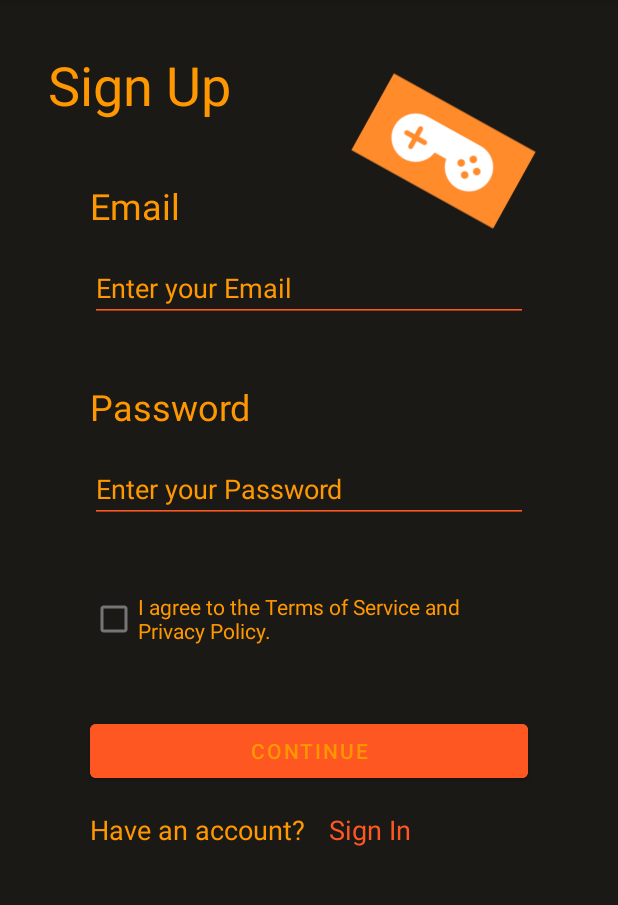
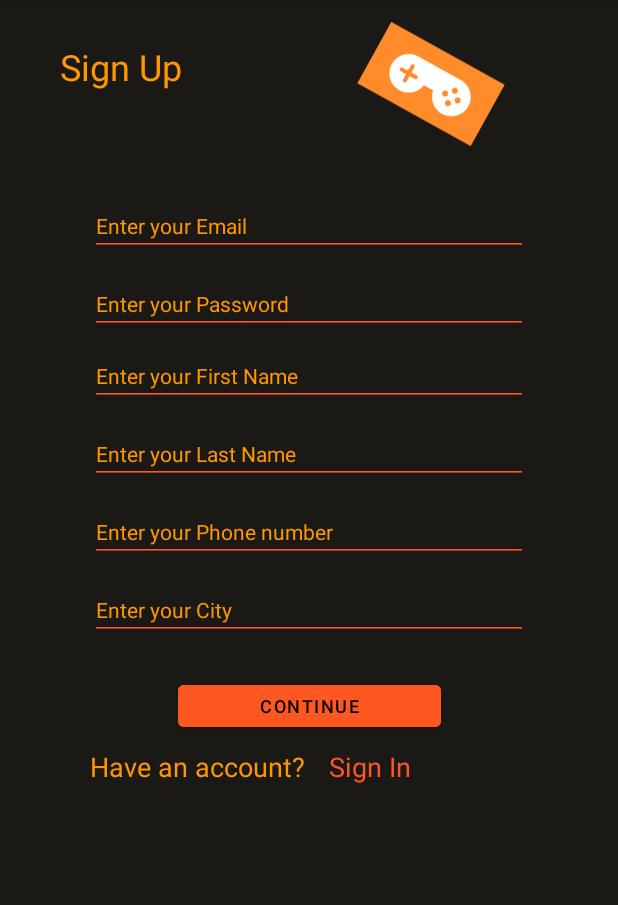
Before and after one commit to EdenShtein/GameChanger, an Android app: the SignUpFragment screen opened through its navigation route, on a phone screen of 412 x 824 dp, the part 84-989 px from its top. Run offline under Robolectric (Android 15) with nearby library versions, the phone set to English and light mode, and no system bars; our stand-ins replace navigation-ui.

Commit message:
edited sign up page

```diff
--- a/app/src/main/res/layout/fragment_sign_up.xml
+++ b/app/src/main/res/layout/fragment_sign_up.xml
@@ -1,7 +1,13 @@
 <?xml version="1.0" encoding="utf-8"?>
-<androidx.constraintlayout.widget.ConstraintLayout xmlns:android="http://schemas.android.com/apk/res/android"
+<ScrollView xmlns:android="http://schemas.android.com/apk/res/android"
     xmlns:app="http://schemas.android.com/apk/res-auto"
     xmlns:tools="http://schemas.android.com/tools"
+    android:id="@+id/scrollView"
+    android:layout_width="match_parent"
+    android:layout_height="match_parent"
+    android:fillViewport="true">
+
+<androidx.constraintlayout.widget.ConstraintLayout
     android:id="@+id/signup_layout"
     android:layout_width="match_parent"
     android:layout_height="match_parent"
@@ -12,32 +18,20 @@
         android:id="@+id/signup_title_text"
         android:layout_width="wrap_content"
         android:layout_height="wrap_content"
-        android:layout_marginStart="32dp"
-        android:layout_marginTop="32dp"
+        android:layout_marginStart="40dp"
+        android:layout_marginTop="28dp"
         android:text="Sign Up"
-        android:textColor="#FF9800"
-        android:textSize="36sp"
-        app:layout_constraintStart_toStartOf="parent"
-        app:layout_constraintTop_toTopOf="parent" />
-
-    <TextView
-        android:id="@+id/signup_email_text"
-        android:layout_width="wrap_content"
-        android:layout_height="wrap_content"
-        android:layout_marginStart="60dp"
-        android:layout_marginTop="40dp"
-        android:text="Email"
         android:textColor="#FF9800"
         android:textSize="24sp"
         app:layout_constraintStart_toStartOf="parent"
-        app:layout_constraintTop_toBottomOf="@+id/signup_title_text" />
+        app:layout_constraintTop_toTopOf="parent" />
 
     <EditText
         android:id="@+id/signup_email_input"
         android:layout_width="0dp"
         android:layout_height="wrap_content"
         android:layout_marginStart="60dp"
-        android:layout_marginTop="16dp"
+        android:layout_marginTop="70dp"
         android:layout_marginEnd="60dp"
         android:backgroundTint="#FF5722"
         android:ems="10"
@@ -46,42 +40,112 @@
         android:shadowColor="@color/black"
         android:textColor="#FF9800"
         android:textColorHint="#FF9800"
+        android:textSize="14sp"
         app:layout_constraintEnd_toEndOf="parent"
         app:layout_constraintStart_toStartOf="parent"
-        app:layout_constraintTop_toBottomOf="@+id/signup_email_text" />
+        app:layout_constraintTop_toBottomOf="@+id/signup_title_text" />
 
-    <TextView
-        android:id="@+id/signup_password_text"
-        android:layout_width="wrap_content"
+    <EditText
+        android:id="@+id/signup_fname_input"
+        android:layout_width="0dp"
         android:layout_height="wrap_content"
         android:layout_marginStart="60dp"
-        android:layout_marginTop="40dp"
-        android:text="Password"
+        android:layout_marginTop="8dp"
+        android:layout_marginEnd="60dp"
+        android:backgroundTint="#FF5722"
+        android:ems="10"
+        android:hint="Enter your First Name"
+        android:inputType="text"
+        android:shadowColor="@color/black"
         android:textColor="#FF9800"
-        android:textSize="24sp"
+        android:textColorHint="#FF9800"
+        android:textSize="14sp"
+        app:layout_constraintEnd_toEndOf="parent"
+        app:layout_constraintHorizontal_bias="0.0"
         app:layout_constraintStart_toStartOf="parent"
-        app:layout_constraintTop_toBottomOf="@+id/signup_email_input" />
+        app:layout_constraintTop_toBottomOf="@+id/signup_password_input" />
+
+    <EditText
+        android:id="@+id/signup_lname_input"
+        android:layout_width="0dp"
+        android:layout_height="wrap_content"
+        android:layout_marginStart="60dp"
+        android:layout_marginTop="12dp"
+        android:layout_marginEnd="60dp"
+        android:backgroundTint="#FF5722"
+        android:ems="10"
+        android:hint="Enter your Last Name"
+        android:inputType="text"
+        android:shadowColor="@color/black"
+        android:textColor="#FF9800"
+        android:textColorHint="#FF9800"
+        android:textSize="14sp"
+        app:layout_constraintEnd_toEndOf="parent"
+        app:layout_constraintHorizontal_bias="0.0"
+        app:layout_constraintStart_toStartOf="parent"
+        app:layout_constraintTop_toBottomOf="@+id/signup_fname_input" />
+
+    <EditText
+        android:id="@+id/signup_city_input"
+        android:layout_width="0dp"
+        android:layout_height="wrap_content"
+        android:layout_marginStart="60dp"
+        android:layout_marginTop="12dp"
+        android:layout_marginEnd="60dp"
+        android:backgroundTint="#FF5722"
+        android:ems="10"
+        android:hint="Enter your City"
+        android:inputType="text"
+        android:shadowColor="@color/black"
+        android:textColor="#FF9800"
+        android:textColorHint="#FF9800"
+        android:textSize="14sp"
+        app:layout_constraintEnd_toEndOf="parent"
+        app:layout_constraintHorizontal_bias="0.0"
+        app:layout_constraintStart_toStartOf="parent"
+        app:layout_constraintTop_toBottomOf="@+id/signup_lname_input3" />
+
+    <EditText
+        android:id="@+id/signup_lname_input3"
+        android:layout_width="0dp"
+        android:layout_height="wrap_content"
+        android:layout_marginStart="60dp"
+        android:layout_marginTop="12dp"
+        android:layout_marginEnd="60dp"
+        android:backgroundTint="#FF5722"
+        android:ems="10"
+        android:hint="Enter your Phone number"
+        android:inputType="text|phone"
+        android:shadowColor="@color/black"
+        android:textColor="#FF9800"
+        android:textColorHint="#FF9800"
+        android:textSize="14sp"
+        app:layout_constraintEnd_toEndOf="parent"
+        app:layout_constraintHorizontal_bias="0.0"
+        app:layout_constraintStart_toStartOf="parent"
+        app:layout_constraintTop_toBottomOf="@+id/signup_lname_input" />
 
     <ImageView
-        android:id="@+id/mainfeed_image3"
-        android:layout_width="175dp"
-        android:layout_height="120dp"
-        android:layout_marginTop="32dp"
+        android:id="@+id/signup_image"
+        android:layout_width="164dp"
+        android:layout_height="96dp"
+        android:layout_marginTop="8dp"
         android:layout_marginEnd="16dp"
         android:rotation="29"
         android:src="@drawable/gamechangersimple"
         app:layout_constraintBottom_toTopOf="@+id/signup_email_input"
         app:layout_constraintEnd_toEndOf="parent"
-        app:layout_constraintHorizontal_bias="0.805"
+        app:layout_constraintHorizontal_bias="0.76"
         app:layout_constraintStart_toEndOf="@+id/signup_title_text"
-        app:layout_constraintTop_toTopOf="parent" />
+        app:layout_constraintTop_toTopOf="parent"
+        app:layout_constraintVertical_bias="0.0" />
 
     <EditText
         android:id="@+id/signup_password_input"
         android:layout_width="0dp"
         android:layout_height="wrap_content"
         android:layout_marginStart="60dp"
-        android:layout_marginTop="16dp"
+        android:layout_marginTop="12dp"
         android:layout_marginEnd="60dp"
         android:backgroundTint="#FF5722"
         android:ems="10"
@@ -89,38 +153,27 @@
         android:inputType="textPassword"
         android:textColor="#FF9800"
         android:textColorHint="#FF9800"
+        android:textSize="14sp"
         app:layout_constraintEnd_toEndOf="parent"
         app:layout_constraintStart_toStartOf="parent"
-        app:layout_constraintTop_toBottomOf="@+id/signup_password_text" />
-
-    <CheckBox
-        android:id="@+id/signup_checkbox"
-        android:layout_width="0dp"
-        android:layout_height="wrap_content"
-        android:layout_marginStart="60dp"
-        android:layout_marginTop="40dp"
-        android:layout_marginEnd="60dp"
-        android:text="I agree to the Terms of Service and Privacy Policy."
-        android:textColor="#FF9800"
-        app:layout_constraintEnd_toEndOf="parent"
-        app:layout_constraintStart_toStartOf="parent"
-        app:layout_constraintTop_toBottomOf="@+id/signup_password_input" />
+        app:layout_constraintTop_toBottomOf="@+id/signup_email_input" />
 
     <Button
         android:id="@+id/signup_continue_btn"
-        android:layout_width="0dp"
-        android:layout_height="wrap_content"
+        android:layout_width="175dp"
+        android:layout_height="40dp"
         android:layout_marginStart="60dp"
-        android:layout_marginTop="40dp"
+        android:layout_marginTop="24dp"
         android:layout_marginEnd="60dp"
         android:backgroundTint="#FF5722"
         android:shadowColor="#FFFFFF"
         android:text="Continue"
-        android:textColor="#FF9800"
+        android:textColor="#000000"
         android:textColorHint="#FF9800"
+        android:textSize="12sp"
         app:layout_constraintEnd_toEndOf="parent"
         app:layout_constraintStart_toStartOf="parent"
-        app:layout_constraintTop_toBottomOf="@+id/signup_checkbox"
+        app:layout_constraintTop_toBottomOf="@+id/signup_city_input"
         app:rippleColor="#FFFFFF"
         app:strokeColor="#FFFFFF" />
 
@@ -129,7 +182,7 @@
         android:layout_width="0dp"
         android:layout_height="wrap_content"
         android:layout_marginStart="60dp"
-        android:layout_marginTop="16dp"
+        android:layout_marginTop="8dp"
         android:text="Have an account?"
         android:textColor="#FF9800"
         android:textSize="18sp"
@@ -141,7 +194,7 @@
         android:layout_width="0dp"
         android:layout_height="wrap_content"
         android:layout_marginStart="16dp"
-        android:layout_marginTop="16dp"
+        android:layout_marginTop="8dp"
         android:layout_marginEnd="60dp"
         android:shadowColor="#1B1615"
         android:text="Sign In"
@@ -153,3 +206,5 @@
         app:layout_constraintTop_toBottomOf="@+id/signup_continue_btn" />
 
 </androidx.constraintlayout.widget.ConstraintLayout>
+
+</ScrollView>
```
